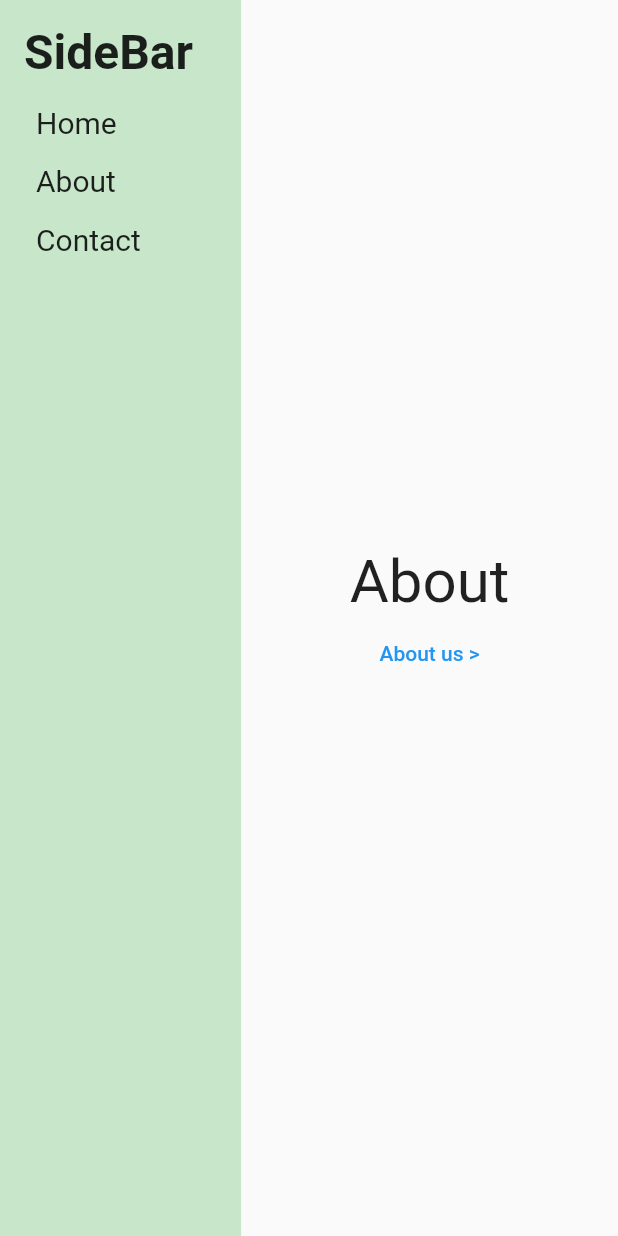
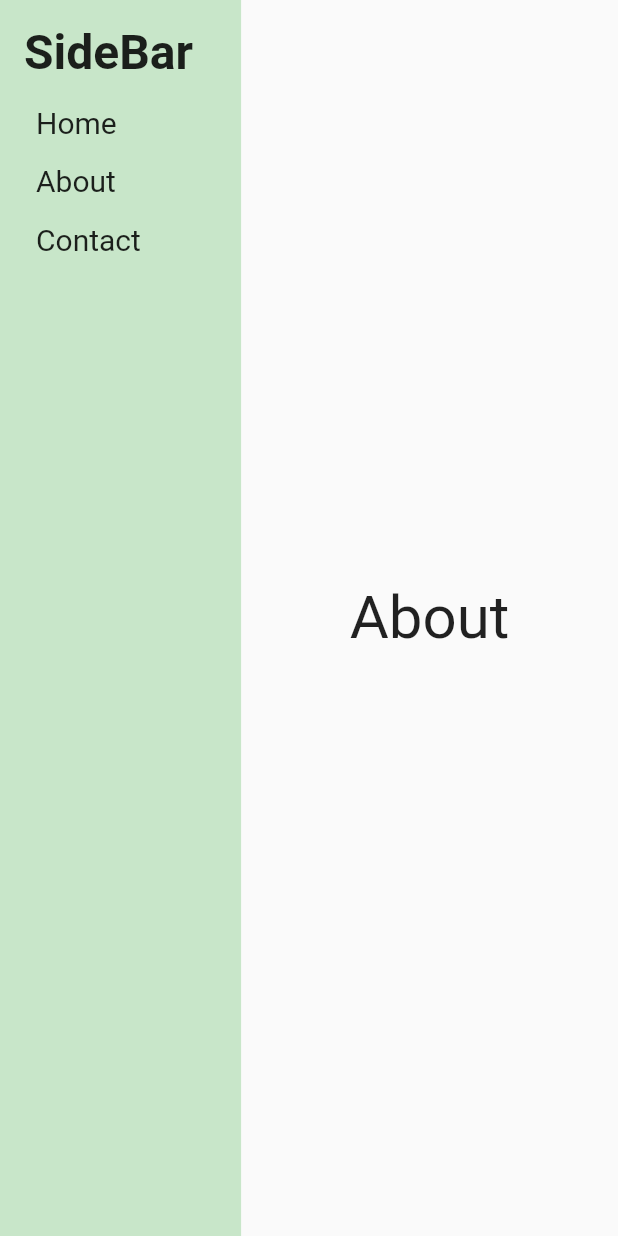
Before and after one commit to wjprogramer/tutorial_flutter_navigation_v2, a Flutter app: the screen it shows after launch, after a tap on "About us >", on a phone screen of 412 x 824 dp. Run offline on Flutter 3.47's test engine with Material 2 defaults, Android fonts, the phone set to English and light mode, and no system bars; our stand-ins replace equatable; missing offline and left inert: universal_html.

Commit message:
go about page on simple screen

```diff
--- a/lib/layout/base_layout.dart
+++ b/lib/layout/base_layout.dart
@@ -24,7 +24,7 @@ class _BaseLayoutState extends State<BaseLayout> {
 
     _routeInformationProvider = PlatformRouteInformationProvider(
         initialRouteInformation: RouteInformation(
-          location: '/about',
+          location: '/',
         )
     );
 
--- a/lib/screens/simple_screen.dart
+++ b/lib/screens/simple_screen.dart
@@ -1,4 +1,5 @@
 import 'package:flutter/material.dart';
+import 'package:tutorial_flutter_navigation_v2/navigation/my_router_delegate.dart';
 
 class SimpleScreen extends StatelessWidget {
   final String text;
@@ -19,10 +20,11 @@ class SimpleScreen extends StatelessWidget {
               fontSize: 40,
             ),
           ),
-          if (text.toLowerCase() != 'contact')
+          if (text.toLowerCase() != 'about')
             TextButton(
               onPressed: () {
-
+                final delegate = Router.of(context).routerDelegate as MyRouterDelegate;
+                delegate.goAbout();
               },
               child: Text('About us >'),
             ),
```
